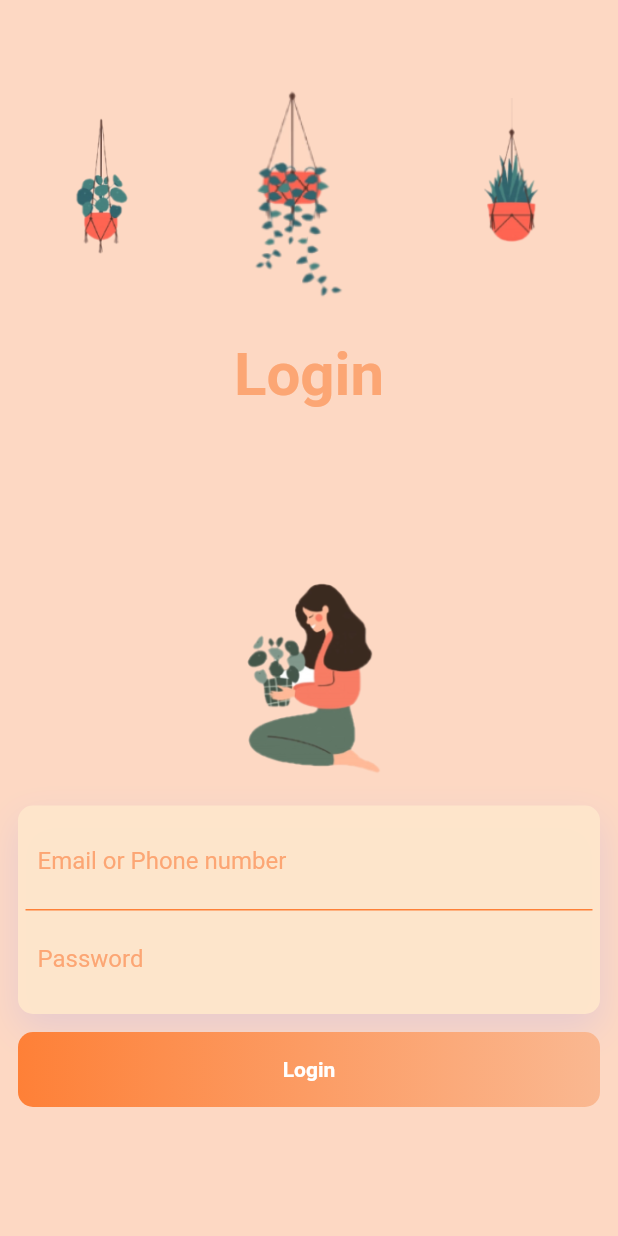
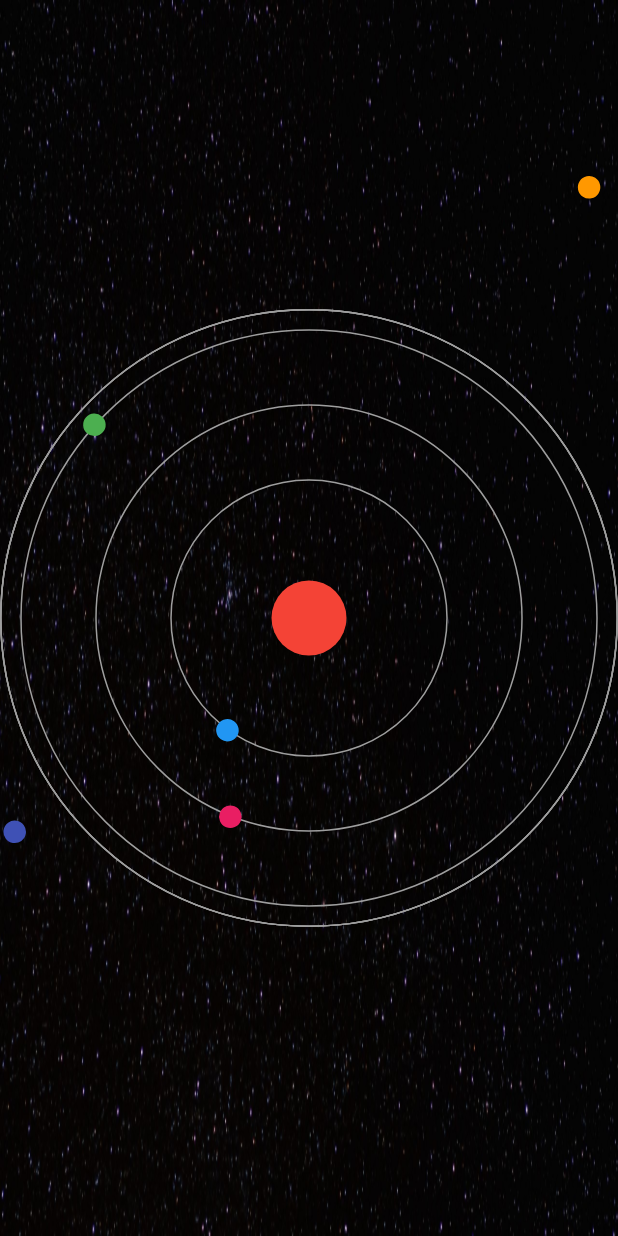
Before and after one commit to WinLaeLae/animation_pj, a Flutter app: the screen it shows after launch, on a phone screen of 412 x 824 dp. Run offline on Flutter 3.47's test engine with Material 2 defaults, Android fonts, the phone set to English and light mode, and no system bars.

Commit message:
orbit animation

```diff
--- a/lib/main.dart
+++ b/lib/main.dart
@@ -1,5 +1,7 @@
 import 'package:animation_pj/login_animation/login_animation_page.dart';
 import 'package:flutter/material.dart';
+
+import 'orbit_animation.dart';
 
 void main() {
   runApp(const MyApp());
@@ -12,8 +14,8 @@ class MyApp extends StatelessWidget {
   Widget build(BuildContext context) {
     return MaterialApp(
       debugShowCheckedModeBanner: false,
-      theme: ThemeData(),
-      home: const LoginAnimationPage(),
+      theme: ThemeData(useMaterial3: true),
+      home: const OrbitAnimation(),
     );
   }
 }
--- /dev/null
+++ b/lib/orbit_animation.dart
@@ -0,0 +1,175 @@
+import 'package:flutter/material.dart';
+import 'package:flutter/src/widgets/framework.dart';
+import 'package:flutter/src/widgets/placeholder.dart';
+
+class OrbitAnimation extends StatefulWidget {
+  const OrbitAnimation({super.key});
+
+  @override
+  State<OrbitAnimation> createState() => _OrbitAnimationState();
+}
+
+class _OrbitAnimationState extends State<OrbitAnimation> with TickerProviderStateMixin {
+  late final controller1 = AnimationController(vsync: this);
+  late final controller2 = AnimationController(vsync: this);
+  late final controller3 = AnimationController(vsync: this);
+  late final controller4 = AnimationController(vsync: this);
+  late final controller5 = AnimationController(vsync: this);
+  late final controller6 = AnimationController(vsync: this);
+  @override
+  void initState() {
+    super.initState();
+    controller1.repeat(min: 0, max: 1, period: const Duration(seconds: 3));
+    controller2.repeat(min: 0, max: 1, period: const Duration(seconds: 5));
+    controller3.repeat(min: 0, max: 1, period: const Duration(seconds: 9));
+    controller4.repeat(min: 0, max: 1, period: const Duration(seconds: 12));
+    controller5.repeat(min: 0, max: 1, period: const Duration(seconds: 45));
+    controller6.repeat(min: 0, max: 1, period: const Duration(seconds: 85));
+  }
+
+  @override
+  Widget build(BuildContext context) {
+    return Scaffold(
+      body: Container(
+        decoration: BoxDecoration(
+          image: DecorationImage(image: AssetImage('images/stars_space_darkness_night_black_sky_background_hd_space-2560x1440.jpg'), fit: BoxFit.fill),
+        ),
+        child: InteractiveViewer(
+          maxScale: 8,
+          minScale: .01,
+          child: Stack(
+            children: [
+              const Center(
+                child: _Planet(
+                  color: Colors.red,
+                  radius: 50,
+                ),
+              ),
+              _AnimatedPlanet(
+                controller: controller1,
+                distanceFromSun: 200,
+                planetRadius: 15,
+                planetColor: Colors.blue,
+              ),
+              _AnimatedPlanet(
+                controller: controller2,
+                distanceFromSun: 300,
+                planetRadius: 15,
+                planetColor: Colors.pink,
+              ),
+              _AnimatedPlanet(
+                controller: controller3,
+                distanceFromSun: 400,
+                planetRadius: 15,
+                planetColor: Colors.green,
+              ),
+              _AnimatedPlanet(
+                controller: controller4,
+                distanceFromSun: 500,
+                planetRadius: 15,
+                planetColor: Colors.indigo,
+              ),
+              _AnimatedPlanet(
+                controller: controller5,
+                distanceFromSun: 600,
+                planetRadius: 15,
+                planetColor: Colors.cyan,
+              ),
+              _AnimatedPlanet(
+                controller: controller6,
+                distanceFromSun: 700,
+                planetRadius: 15,
+                planetColor: Colors.orange,
+              ),
+            ],
+          ),
+        ),
+      ),
+    );
+  }
+}
+
+class _Planet extends StatelessWidget {
+  const _Planet({
+    super.key,
+    required this.radius,
+    required this.color,
+  });
+  final double radius;
+  final Color color;
+
+  @override
+  Widget build(BuildContext context) {
+    return Container(
+      width: radius,
+      height: radius,
+      decoration: BoxDecoration(
+        color: color,
+        shape: BoxShape.circle,
+      ),
+    );
+  }
+}
+
+class _Orbit extends StatelessWidget {
+  const _Orbit({super.key, required this.distanceFromSun});
+  final double distanceFromSun;
+  @override
+  Widget build(BuildContext context) {
+    return Container(
+      width: distanceFromSun,
+      height: distanceFromSun,
+      decoration: BoxDecoration(
+        shape: BoxShape.circle,
+        border: Border.all(
+          color: Colors.grey,
+          width: 1,
+        ),
+      ),
+    );
+  }
+}
+
+class _AnimatedPlanet extends StatelessWidget {
+  const _AnimatedPlanet({
+    super.key,
+    required this.controller,
+    required this.distanceFromSun,
+    required this.planetRadius,
+    required this.planetColor,
+  });
+  final Animation<double> controller;
+  final double distanceFromSun;
+  final double planetRadius;
+  final Color planetColor;
+  @override
+  Widget build(BuildContext context) {
+    return Positioned.fill(
+      child: Stack(
+        children: [
+          Center(
+            child: _Orbit(
+              distanceFromSun: distanceFromSun - planetRadius,
+            ),
+          ),
+          Center(
+            child: SizedBox(
+              width: distanceFromSun,
+              height: distanceFromSun,
+              child: RotationTransition(
+                turns: controller,
+                child: Align(
+                  alignment: Alignment.topCenter,
+                  child: _Planet(
+                    color: planetColor,
+                    radius: planetRadius,
+                  ),
+                ),
+              ),
+            ),
+          ),
+        ],
+      ),
+    );
+  }
+}
--- a/pubspec.yaml
+++ b/pubspec.yaml
@@ -19,7 +19,7 @@ publish_to: 'none' # Remove this line if you wish to publish to pub.dev
 version: 1.0.0+1
 
 environment:
-  sdk: '>=2.19.3 <3.0.0'
+  sdk: '>=2.17.3 <3.0.0'
 
 # Dependencies specify other packages that your package needs in order to work.
 # To automatically upgrade your package dependencies to the latest versions
```
Also changed, not shown: images/stars_space_darkness_night_black_sky_background_hd_space-2560x1440.jpg (added), pubspec.lock.
